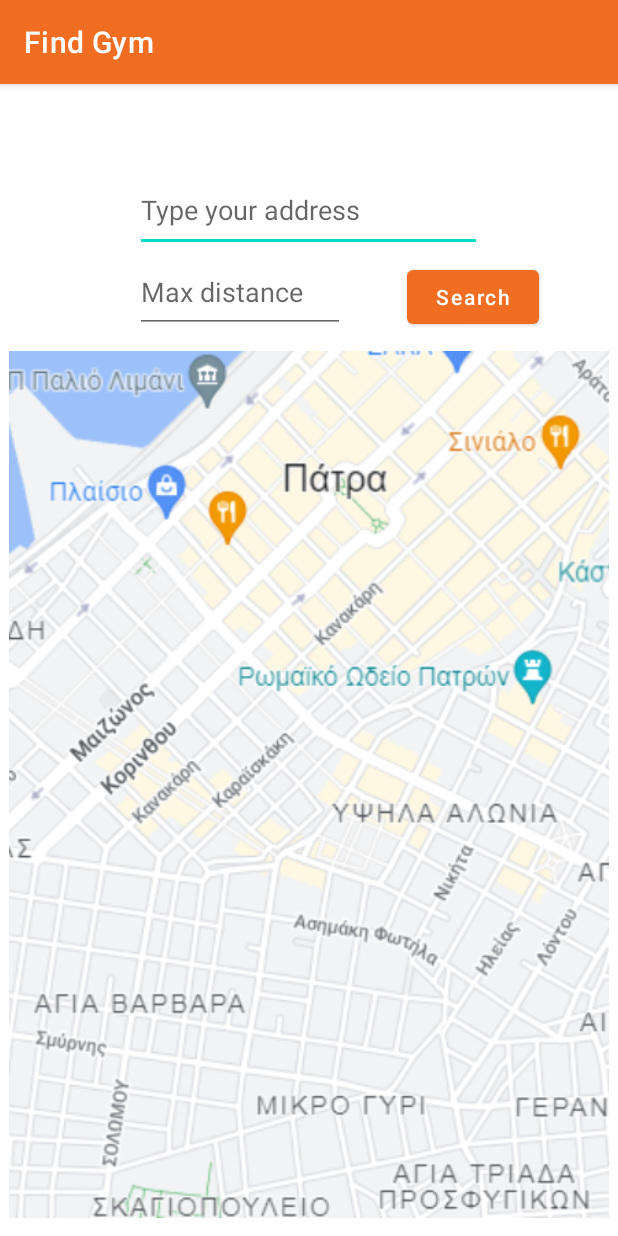
After one commit to vasMil/GymBuddy, an Android app: the MapBoundary screen opened directly, with no data from a screen before it, on a phone screen of 412 x 824 dp. The commit adds this screen. Run offline under Robolectric (Android 15) with nearby library versions, the phone set to English and light mode, and no system bars.

Commit message:
Implements MapBoundary functionality

```diff
--- a/UI_kotlin/MyApplication/app/src/main/java/com/example/myapplication/Gym.kt
+++ b/UI_kotlin/MyApplication/app/src/main/java/com/example/myapplication/Gym.kt
@@ -1,10 +1,10 @@
 package com.example.myapplication
 
-class Gym(name: String, location: Pair<Int, Int>) {
+class Gym(name: String, location: Pair<Double, Double>, googleImage: Int) {
     val name: String = name
-    var location: Pair<Int, Int> = location
+    var location: Pair<Double, Double> = location
     var rating: Int? = null
     var noOfGymBuddyUsers: Int = 0
     var noRatingVotes: Int = 0
-
+    val googleImage: Int = googleImage
 }
--- a/UI_kotlin/MyApplication/app/src/main/java/com/example/myapplication/MainActivity.kt
+++ b/UI_kotlin/MyApplication/app/src/main/java/com/example/myapplication/MainActivity.kt
@@ -2,6 +2,7 @@ package com.example.myapplication
 
 import androidx.appcompat.app.AppCompatActivity
 import android.os.Bundle
+import android.view.MenuInflater
 
 
 // How to change the starting activity of the application
--- /dev/null
+++ b/UI_kotlin/MyApplication/app/src/main/res/layout/map_boundary.xml
@@ -0,0 +1,58 @@
+<?xml version="1.0" encoding="utf-8"?>
+<androidx.constraintlayout.widget.ConstraintLayout xmlns:android="http://schemas.android.com/apk/res/android"
+    xmlns:app="http://schemas.android.com/apk/res-auto"
+    xmlns:tools="http://schemas.android.com/tools"
+    android:id="@+id/googleMaps"
+    android:layout_width="match_parent"
+    android:layout_height="match_parent"
+    tools:context=".MapBoundary">
+
+    <EditText
+        android:id="@+id/addressEditText"
+        android:layout_width="231dp"
+        android:layout_height="56dp"
+        android:layout_marginStart="90dp"
+        android:layout_marginLeft="90dp"
+        android:layout_marginTop="56dp"
+        android:ems="10"
+        android:hint="Type your address"
+        app:layout_constraintBottom_toTopOf="@+id/maxDistanceEditText"
+        app:layout_constraintStart_toStartOf="parent"
+        app:layout_constraintTop_toTopOf="parent" />
+
+    <EditText
+        android:id="@+id/maxDistanceEditText"
+        android:layout_width="140dp"
+        android:layout_height="54dp"
+        android:layout_marginStart="90dp"
+        android:ems="10"
+        android:hint="Max distance"
+        android:inputType="textPersonName"
+        app:layout_constraintStart_toStartOf="parent"
+        app:layout_constraintTop_toBottomOf="@+id/addressEditText" />
+
+    <ImageView
+        android:id="@+id/mapView"
+        android:layout_width="0dp"
+        android:layout_height="578dp"
+        android:layout_marginTop="12dp"
+        app:layout_constraintEnd_toEndOf="parent"
+        app:layout_constraintStart_toStartOf="parent"
+        app:layout_constraintTop_toBottomOf="@+id/maxDistanceEditText"
+        app:srcCompat="@drawable/geo_google_maps" />
+
+    <Button
+        android:id="@+id/searchButton"
+        android:layout_width="wrap_content"
+        android:layout_height="wrap_content"
+        android:layout_marginStart="38dp"
+        android:layout_marginTop="6dp"
+        android:layout_marginEnd="49dp"
+        android:layout_marginBottom="12dp"
+        android:text="Search"
+        android:textAllCaps="false"
+        app:layout_constraintBottom_toTopOf="@+id/mapView"
+        app:layout_constraintEnd_toEndOf="parent"
+        app:layout_constraintStart_toEndOf="@+id/maxDistanceEditText"
+        app:layout_constraintTop_toBottomOf="@+id/addressEditText" />
+</androidx.constraintlayout.widget.ConstraintLayout>
--- a/UI_kotlin/MyApplication/app/src/main/res/values/strings.xml
+++ b/UI_kotlin/MyApplication/app/src/main/res/values/strings.xml
@@ -71,7 +71,11 @@
     <string name="congratulations">Congratulations! You completed the workout in 1h 28min.</string>
     <string name="keep_it">Keep It Up!</string>
     <string name="imageprof">ImageProf</string>
+
     <!-- Upload Video strings -->
     <string name="uv_confirm_upload">Upload video for %1$s!</string>
 
+    <!-- Find Gym strings -->
+    <string name="mapView">Map</string>
+
 </resources>
```
Also changed, not shown: UI_kotlin/MyApplication/app/src/main/AndroidManifest.xml (+5 -8 lines), UI_kotlin/MyApplication/app/src/main/java/com/example/myapplication/GeocodingService.kt (added, +38 -0 lines), UI_kotlin/MyApplication/app/src/main/java/com/example/myapplication/GymService.kt (added, +70 -0 lines), UI_kotlin/MyApplication/app/src/main/java/com/example/myapplication/MapBoundary.kt (added, +113 -0 lines), UI_kotlin/MyApplication/app/src/main/java/com/example/myapplication/UserProfile.kt (+7 -0 lines), UI_kotlin/MyApplication/app/src/main/res/drawable/geo_fitness_mall_kentro.png (added), UI_kotlin/MyApplication/app/src/main/res/drawable/geo_google_maps.png (added), UI_kotlin/MyApplication/app/src/main/res/drawable/geo_icon_kentro.png (added), UI_kotlin/MyApplication/app/src/main/res/drawable/geo_mvp_agiasofia.png (added), UI_kotlin/MyApplication/app/src/main/res/drawable/geo_patraiko_gymnasthrio.PNG (added), UI_kotlin/MyApplication/app/src/main/res/drawable/geo_plateia_georgiou.png (added), UI_kotlin/MyApplication/app/src/main/res/drawable/geo_studio6_kentro.png (added), UI_kotlin/MyApplication/gradle/wrapper/gradle-wrapper.properties, 1 other file.
